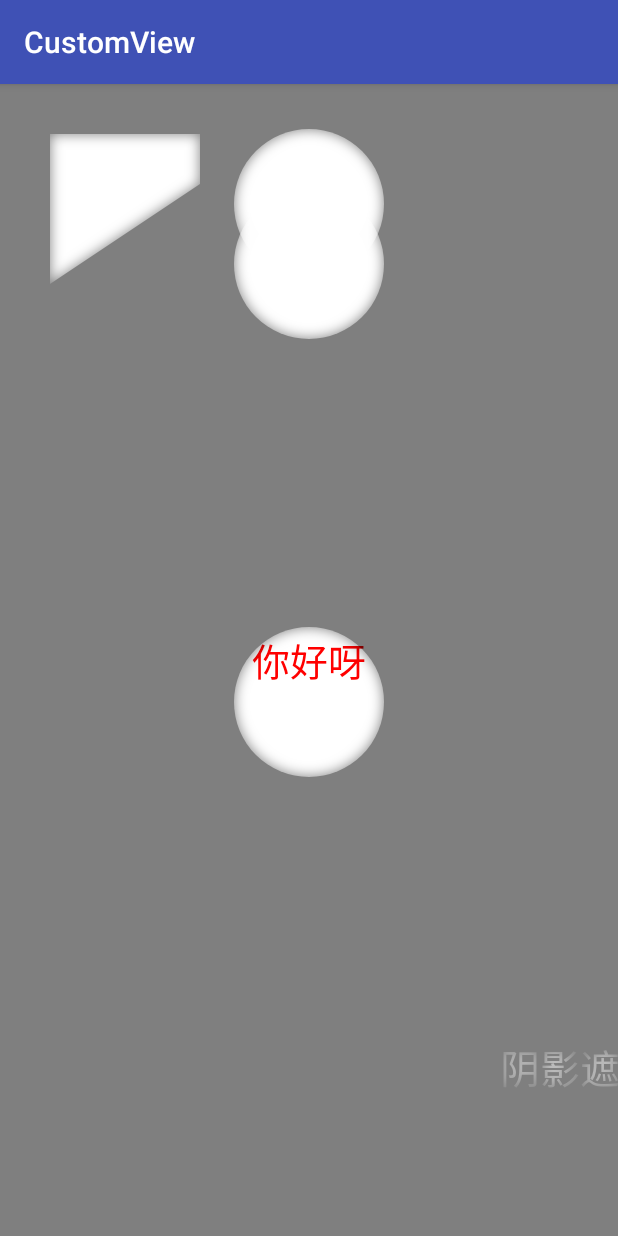
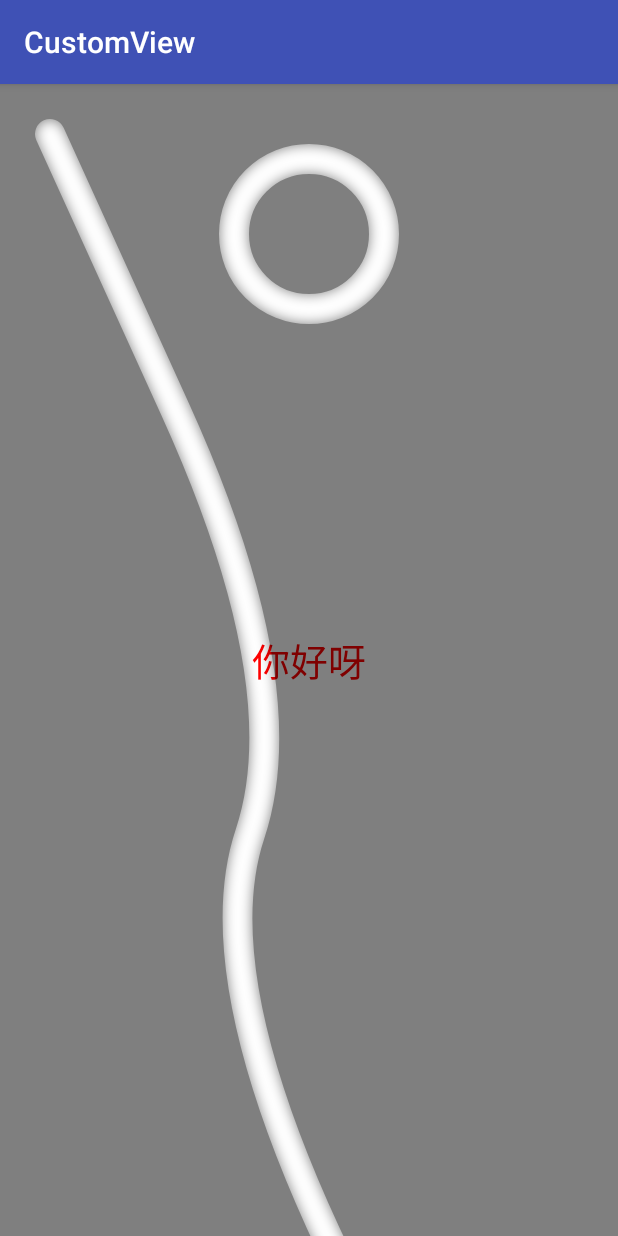
Before and after one commit to vampire184/CustomView, an Android app: the GuideActivity screen opened directly, with no data from a screen before it, on a phone screen of 412 x 824 dp. Run offline under Robolectric (Android 15) with nearby library versions, the phone set to English and light mode, and no system bars; libraries missing offline, so code that uses them is left out: android.support.v7; Roboto replaces fonts that are not available here.

Commit message:
修改一下

```diff
--- a/app/src/main/java/com/yangzhenyu/customview/GuideView.java
+++ b/app/src/main/java/com/yangzhenyu/customview/GuideView.java
@@ -4,6 +4,7 @@ import android.content.Context;
 import android.graphics.BlurMaskFilter;
 import android.graphics.Canvas;
 import android.graphics.Color;
+import android.graphics.Matrix;
 import android.graphics.Paint;
 import android.graphics.Path;
 import android.graphics.PorterDuff;
@@ -39,11 +40,12 @@ public class GuideView extends View {
     private void init(Context context) {
         setWillNotDraw(false);
         paint = new Paint();
-        paint.setStrokeWidth(3);
+        paint.setStrokeWidth(30);
         paint.setAntiAlias(true);
 //        paint.setColor(Color.RED);
         paint.setTextSize(40);
-//        paint.setStyle(Paint.Style.STROKE);
+        paint.setStyle(Paint.Style.STROKE);
+        paint.setStrokeCap(Paint.Cap.ROUND);
         paint.setXfermode(new PorterDuffXfermode(PorterDuff.Mode.CLEAR));
         WindowManager manager = (WindowManager) context.getSystemService(Context.WINDOW_SERVICE);
         //这个方法已经被标注为过时的方法了，如果你的应用启用了硬件加速，你是看不到任何阴影效果的
@@ -56,10 +58,9 @@ public class GuideView extends View {
         height = displayMetrics.heightPixels;
         path = new Path();
         path.moveTo(50,50);
-        path.lineTo(50,200);
-        path.lineTo(200,100);
-        path.lineTo(200,50);
-        path.close();
+        path.quadTo(50,50,(300+50)/2,(600+50)/2);
+        path.quadTo(300,600,(200+300)/2,(900+600)/2);
+        path.quadTo(200,900,(500+200)/2,(1500+900)/2);
     }
 
     @Override
@@ -67,9 +68,6 @@ public class GuideView extends View {
         super.onDraw(canvas);
         canvas.drawColor(Color.parseColor("#80000000"));
         canvas.drawPath(path,paint);
-        canvas.drawCircle(width/2,height/2, DensityUtil.dip2px(50),paint);
-        canvas.drawCircle(width/2,DensityUtil.dip2px(80), DensityUtil.dip2px(50),paint);
-        canvas.drawCircle(width/2,DensityUtil.dip2px(120), DensityUtil.dip2px(50),paint);
-        canvas.drawText("阴影遮罩",500,1000,paint);
+        canvas.drawCircle(width/2,DensityUtil.dip2px(100), DensityUtil.dip2px(50),paint);
     }
 }
```
